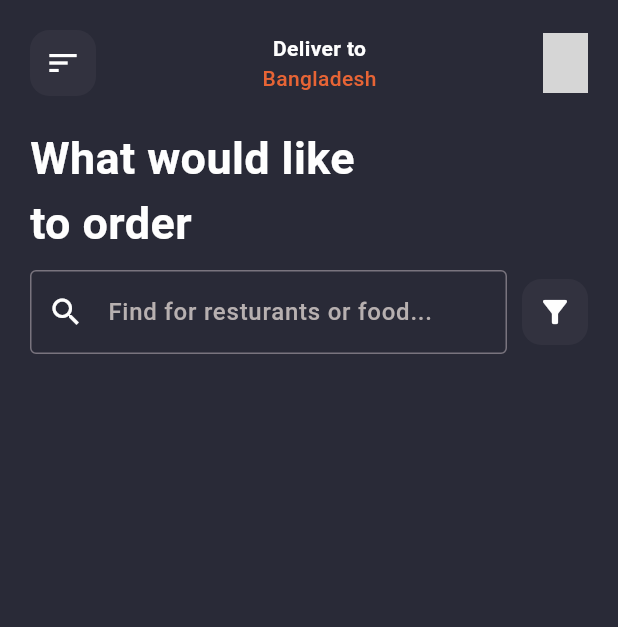
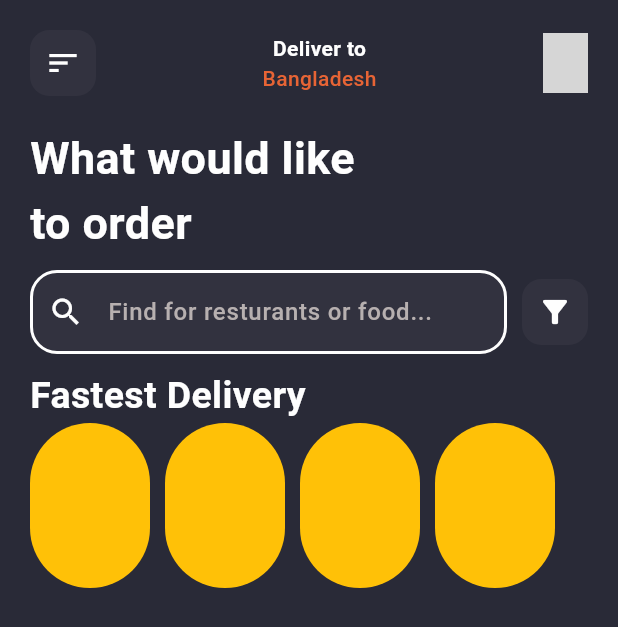
Before and after one commit to mahabubulhasibshawon/Food-Delivery-Home-Page-UI, a Flutter app: the screen it shows after launch, on a phone screen of 412 x 824 dp. Shown: the top 627 px of the screen. Run offline on Flutter 3.47's test engine with Material 3 defaults, Android fonts, the phone set to English and light mode, and no system bars; network calls fail; grey boxes are pictures that could not be loaded.

Commit message:
menu cards

```diff
--- /dev/null
+++ b/lib/components/category_component.dart
@@ -0,0 +1,35 @@
+import 'package:flutter/cupertino.dart';
+import 'package:flutter/material.dart';
+import 'package:food_delivery_ui/widgets/category_item_widget.dart';
+import '../styles/app_colors.dart';
+
+class CategoryComponent extends StatelessWidget {
+  const CategoryComponent({super.key});
+
+  @override
+  Widget build(BuildContext context) {
+    return const Column(
+      crossAxisAlignment: CrossAxisAlignment.stretch,
+      mainAxisSize: MainAxisSize.min,
+      children: [
+        Text(
+          'Fastest Delivery',
+          style: TextStyle(
+            fontWeight: FontWeight.bold,
+            fontSize: 25,
+            color: AppColors.whiteColor,
+          ),
+        ),
+      //   slides
+        Row(
+          children: [
+            CategoryItemWidget(),
+            CategoryItemWidget(),
+            CategoryItemWidget(),
+            CategoryItemWidget(),
+          ],
+        )
+      ],
+    );
+  }
+}
--- a/lib/components/search_component.dart
+++ b/lib/components/search_component.dart
@@ -1,5 +1,4 @@
 import 'package:flutter/material.dart';
-
 import '../styles/app_colors.dart';
 
 class SearchComponent extends StatelessWidget {
@@ -12,16 +11,32 @@ class SearchComponent extends StatelessWidget {
 
       children: [
         //   searchbar
-        const Expanded(
+        Expanded(
           child: TextField(
             decoration: InputDecoration(
-              prefixIcon: Icon(Icons.search, color: AppColors.whiteColor,),
+              filled: true,
+              fillColor: AppColors.lightBackgroundColor,
+              prefixIcon: const Icon(Icons.search, color: AppColors.whiteColor,),
               hintText: 'Find for resturants or food...',
-              hintStyle: TextStyle(
+              hintStyle: const TextStyle(
                 fontWeight: FontWeight.w500,
                 color: Color(0xffb7b0b0),
               ),
-              border: OutlineInputBorder(),
+              border: OutlineInputBorder(
+                borderRadius: BorderRadius.circular(18),
+                borderSide: const BorderSide(
+                  width: 2,
+                  color: AppColors.whiteColor
+                )
+              ),
+              enabledBorder: OutlineInputBorder(
+                  borderRadius: BorderRadius.circular(18),
+                  borderSide: const BorderSide(
+                    color: AppColors.whiteColor,
+                    width: 2,
+                  )
+              ),
+
             ),
           ),
         ),
--- a/lib/screens/home_screen.dart
+++ b/lib/screens/home_screen.dart
@@ -1,5 +1,6 @@
 import 'package:flutter/material.dart';
 import 'package:food_delivery_ui/styles/app_colors.dart';
+import '../components/category_component.dart';
 import '../components/search_component.dart';
 
 class HomeScreen extends StatelessWidget {
@@ -13,6 +14,7 @@ class HomeScreen extends StatelessWidget {
         child: Padding(
           padding: const EdgeInsets.all(20.0),
           child: Column(
+            crossAxisAlignment: CrossAxisAlignment.stretch,
             children: [
               //   appbar
               Row(
@@ -86,6 +88,8 @@ class HomeScreen extends StatelessWidget {
               //   searchbar
               const SearchComponent(),
               //   sliders
+              const SizedBox(height: 10,),
+              const CategoryComponent(),
             ],
           ),
         ),
--- /dev/null
+++ b/lib/widgets/category_item_widget.dart
@@ -0,0 +1,21 @@
+import 'package:flutter/material.dart';
+
+class CategoryItemWidget extends StatelessWidget {
+  const CategoryItemWidget({super.key});
+
+  @override
+  Widget build(BuildContext context) {
+    return Padding(
+      padding: const EdgeInsets.only(right: 10, bottom: 10),
+      child: Container(
+        height: 110,
+        width: 80,
+        padding: const EdgeInsets.all(10),
+        decoration: BoxDecoration(
+          color: Colors.amber,
+          borderRadius: BorderRadius.circular(40)
+        ),
+      ),
+    );
+  }
+}
```
